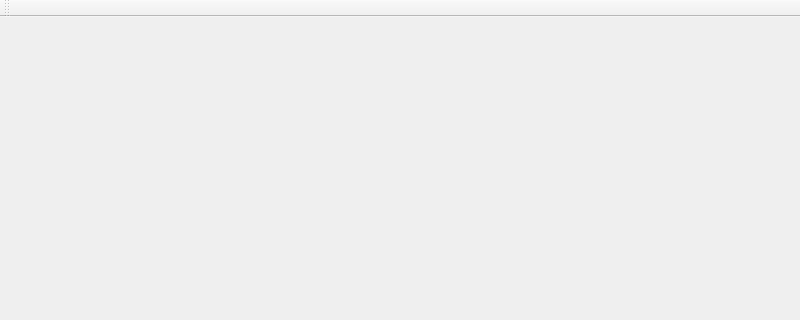
fire-lizard/QBoard, file mainwindow.ui: the form before one commit; both pictures show x 0 to 800 and y 0 to 320 of the 800 by 600 pixel window.
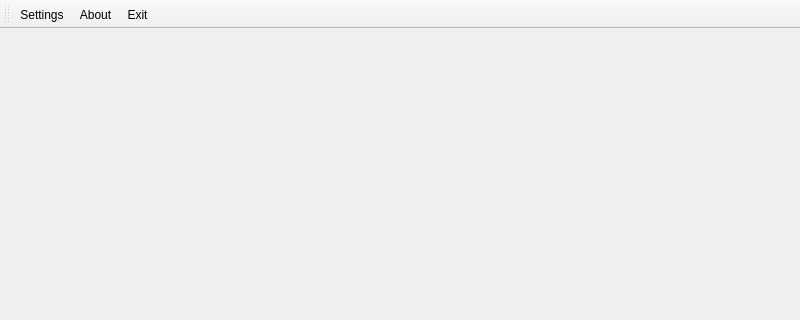
The form after the commit. Icons and pictures are not drawn.

```diff
--- a/mainwindow.ui
+++ b/mainwindow.ui
@@ -31,8 +31,38 @@
    <attribute name="toolBarBreak">
     <bool>false</bool>
    </attribute>
+   <addaction name="actionSettings"/>
+   <addaction name="actionAbout"/>
+   <addaction name="actionExit"/>
   </widget>
   <widget class="QStatusBar" name="statusBar"/>
+  <action name="actionSettings">
+   <property name="icon">
+    <iconset resource="resources.qrc">
+     <normaloff>:/toolbar_icons/toolbar/Settings.png</normaloff>:/toolbar_icons/toolbar/Settings.png</iconset>
+   </property>
+   <property name="text">
+    <string>Settings</string>
+   </property>
+  </action>
+  <action name="actionAbout">
+   <property name="icon">
+    <iconset resource="resources.qrc">
+     <normaloff>:/toolbar_icons/toolbar/About.png</normaloff>:/toolbar_icons/toolbar/About.png</iconset>
+   </property>
+   <property name="text">
+    <string>About</string>
+   </property>
+  </action>
+  <action name="actionExit">
+   <property name="icon">
+    <iconset resource="resources.qrc">
+     <normaloff>:/toolbar_icons/toolbar/Exit.png</normaloff>:/toolbar_icons/toolbar/Exit.png</iconset>
+   </property>
+   <property name="text">
+    <string>Exit</string>
+   </property>
+  </action>
  </widget>
  <layoutdefault spacing="6" margin="11"/>
  <resources/>
```
Left out of the diff: 4 changed lines with no effect on the pictures.
